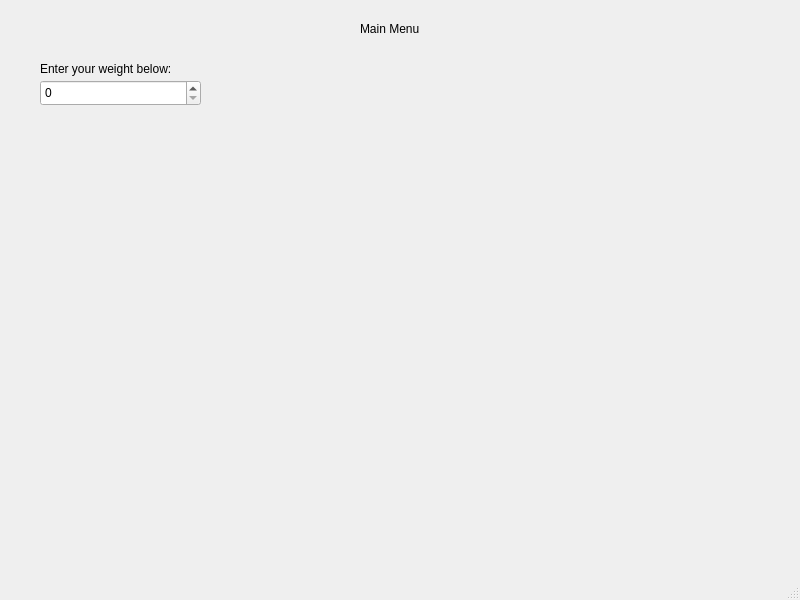
Before: the Qt Designer form mainmenu.ui in kevinlucas23/getFit, drawn with Qt 5.
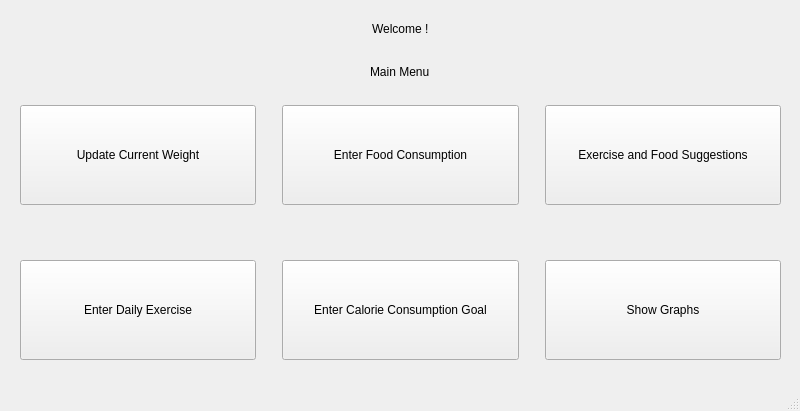
After: the same form once the commit is applied.

Commit message: Changed main menu and added lots of files

The edit to the form file:
```diff
--- a/mainmenu.ui
+++ b/mainmenu.ui
@@ -7,48 +7,268 @@
     <x>0</x>
     <y>0</y>
     <width>800</width>
-    <height>600</height>
+    <height>411</height>
    </rect>
   </property>
   <property name="windowTitle">
    <string>MainWindow</string>
   </property>
   <widget class="QWidget" name="centralwidget">
-   <widget class="QLabel" name="label">
+   <widget class="QWidget" name="horizontalLayoutWidget">
     <property name="geometry">
      <rect>
-      <x>360</x>
-      <y>20</y>
-      <width>81</width>
-      <height>17</height>
+      <x>0</x>
+      <y>100</y>
+      <width>801</width>
+      <height>111</height>
      </rect>
     </property>
-    <property name="text">
-     <string>Main Menu</string>
-    </property>
+    <layout class="QHBoxLayout" name="horizontalLayout">
+     <item>
+      <spacer name="horizontalSpacer_6">
+       <property name="orientation">
+        <enum>Qt::Horizontal</enum>
+       </property>
+       <property name="sizeType">
+        <enum>QSizePolicy::Fixed</enum>
+       </property>
+       <property name="sizeHint" stdset="0">
+        <size>
+         <width>20</width>
+         <height>10</height>
+        </size>
+       </property>
+      </spacer>
+     </item>
+     <item>
+      <widget class="QPushButton" name="pushButton_6">
+       <property name="minimumSize">
+        <size>
+         <width>0</width>
+         <height>100</height>
+        </size>
+       </property>
+       <property name="text">
+        <string>Update Current Weight</string>
+       </property>
+      </widget>
+     </item>
+     <item>
+      <spacer name="horizontalSpacer">
+       <property name="orientation">
+        <enum>Qt::Horizontal</enum>
+       </property>
+       <property name="sizeType">
+        <enum>QSizePolicy::Fixed</enum>
+       </property>
+       <property name="sizeHint" stdset="0">
+        <size>
+         <width>20</width>
+         <height>10</height>
+        </size>
+       </property>
+      </spacer>
+     </item>
+     <item>
+      <widget class="QPushButton" name="pushButton_2">
+       <property name="minimumSize">
+        <size>
+         <width>0</width>
+         <height>100</height>
+        </size>
+       </property>
+       <property name="text">
+        <string>Enter Food Consumption</string>
+       </property>
+      </widget>
+     </item>
+     <item>
+      <spacer name="horizontalSpacer_2">
+       <property name="orientation">
+        <enum>Qt::Horizontal</enum>
+       </property>
+       <property name="sizeType">
+        <enum>QSizePolicy::Fixed</enum>
+       </property>
+       <property name="sizeHint" stdset="0">
+        <size>
+         <width>20</width>
+         <height>10</height>
+        </size>
+       </property>
+      </spacer>
+     </item>
+     <item>
+      <widget class="QPushButton" name="pushButton_3">
+       <property name="minimumSize">
+        <size>
+         <width>0</width>
+         <height>100</height>
+        </size>
+       </property>
+       <property name="text">
+        <string>Exercise and Food Suggestions</string>
+       </property>
+      </widget>
+     </item>
+     <item>
+      <spacer name="horizontalSpacer_4">
+       <property name="orientation">
+        <enum>Qt::Horizontal</enum>
+       </property>
+       <property name="sizeType">
+        <enum>QSizePolicy::Fixed</enum>
+       </property>
+       <property name="sizeHint" stdset="0">
+        <size>
+         <width>20</width>
+         <height>10</height>
+        </size>
+       </property>
+      </spacer>
+     </item>
+    </layout>
    </widget>
-   <widget class="QSpinBox" name="weight">
+   <widget class="QWidget" name="horizontalLayoutWidget_2">
     <property name="geometry">
      <rect>
-      <x>40</x>
-      <y>80</y>
-      <width>161</width>
-      <height>26</height>
+      <x>0</x>
+      <y>250</y>
+      <width>801</width>
+      <height>121</height>
      </rect>
     </property>
+    <layout class="QHBoxLayout" name="horizontalLayout_2">
+     <item>
+      <spacer name="horizontalSpacer_7">
+       <property name="orientation">
+        <enum>Qt::Horizontal</enum>
+       </property>
+       <property name="sizeType">
+        <enum>QSizePolicy::Fixed</enum>
+       </property>
+       <property name="sizeHint" stdset="0">
+        <size>
+         <width>20</width>
+         <height>10</height>
+        </size>
+       </property>
+      </spacer>
+     </item>
+     <item>
+      <widget class="QPushButton" name="pushButton_4">
+       <property name="minimumSize">
+        <size>
+         <width>0</width>
+         <height>100</height>
+        </size>
+       </property>
+       <property name="text">
+        <string>Enter Daily Exercise</string>
+       </property>
+      </widget>
+     </item>
+     <item>
+      <spacer name="horizontalSpacer_5">
+       <property name="orientation">
+        <enum>Qt::Horizontal</enum>
+       </property>
+       <property name="sizeType">
+        <enum>QSizePolicy::Fixed</enum>
+       </property>
+       <property name="sizeHint" stdset="0">
+        <size>
+         <width>20</width>
+         <height>18</height>
+        </size>
+       </property>
+      </spacer>
+     </item>
+     <item>
+      <widget class="QPushButton" name="pushButton_5">
+       <property name="minimumSize">
+        <size>
+         <width>0</width>
+         <height>100</height>
+        </size>
+       </property>
+       <property name="text">
+        <string>Enter Calorie Consumption Goal</string>
+       </property>
+      </widget>
+     </item>
+     <item>
+      <spacer name="horizontalSpacer_8">
+       <property name="orientation">
+        <enum>Qt::Horizontal</enum>
+       </property>
+       <property name="sizeType">
+        <enum>QSizePolicy::Fixed</enum>
+       </property>
+       <property name="sizeHint" stdset="0">
+        <size>
+         <width>20</width>
+         <height>10</height>
+        </size>
+       </property>
+      </spacer>
+     </item>
+     <item>
+      <widget class="QPushButton" name="pushButton">
+       <property name="minimumSize">
+        <size>
+         <width>0</width>
+         <height>100</height>
+        </size>
+       </property>
+       <property name="text">
+        <string>Show Graphs</string>
+       </property>
+      </widget>
+     </item>
+     <item>
+      <spacer name="horizontalSpacer_3">
+       <property name="orientation">
+        <enum>Qt::Horizontal</enum>
+       </property>
+       <property name="sizeType">
+        <enum>QSizePolicy::Fixed</enum>
+       </property>
+       <property name="sizeHint" stdset="0">
+        <size>
+         <width>20</width>
+         <height>10</height>
+        </size>
+       </property>
+      </spacer>
+     </item>
+    </layout>
    </widget>
-   <widget class="QLabel" name="label_2">
+   <widget class="QWidget" name="verticalLayoutWidget">
     <property name="geometry">
      <rect>
-      <x>40</x>
-      <y>60</y>
-      <width>181</width>
-      <height>17</height>
+      <x>0</x>
+      <y>10</y>
+      <width>801</width>
+      <height>80</height>
      </rect>
     </property>
-    <property name="text">
-     <string>Enter your weight below:</string>
-    </property>
+    <layout class="QVBoxLayout" name="verticalLayout">
+     <item alignment="Qt::AlignHCenter">
+      <widget class="QLabel" name="welcomelabel">
+       <property name="text">
+        <string>Welcome &lt;currentUser&gt;!</string>
+       </property>
+      </widget>
+     </item>
+     <item alignment="Qt::AlignHCenter">
+      <widget class="QLabel" name="menulabel">
+       <property name="text">
+        <string>Main Menu</string>
+       </property>
+      </widget>
+     </item>
+    </layout>
    </widget>
   </widget>
   <widget class="QMenuBar" name="menubar">
```
Left out of the diff: 107 changed lines with no effect on the pictures. The commit also changes 31 other files.
